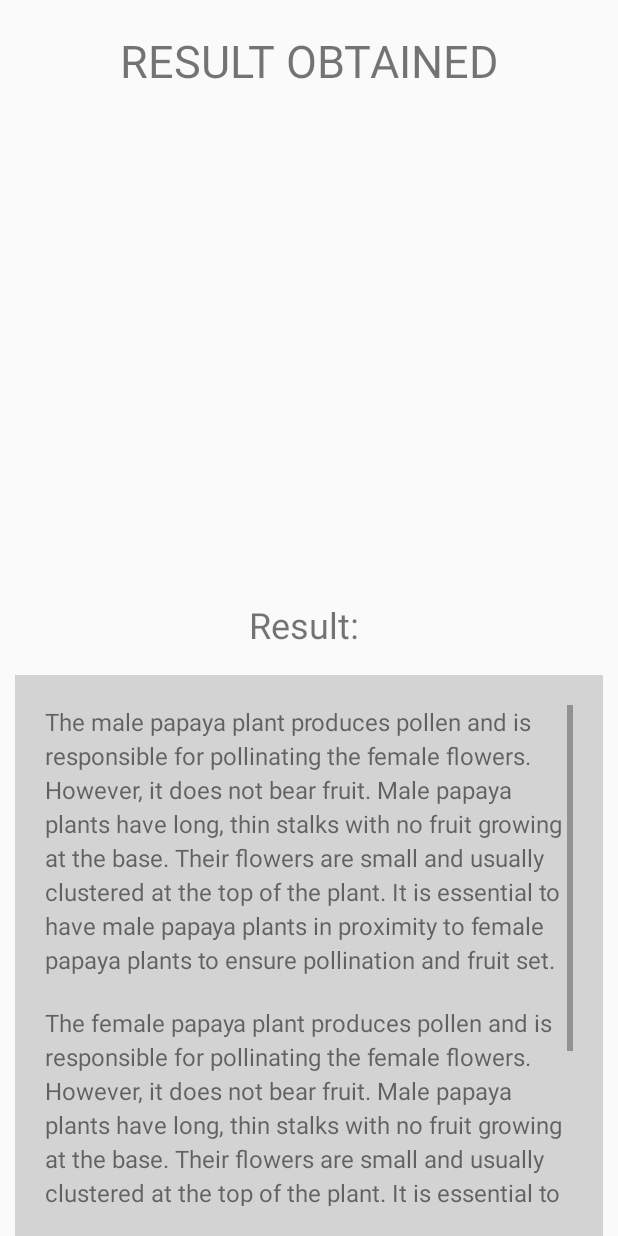
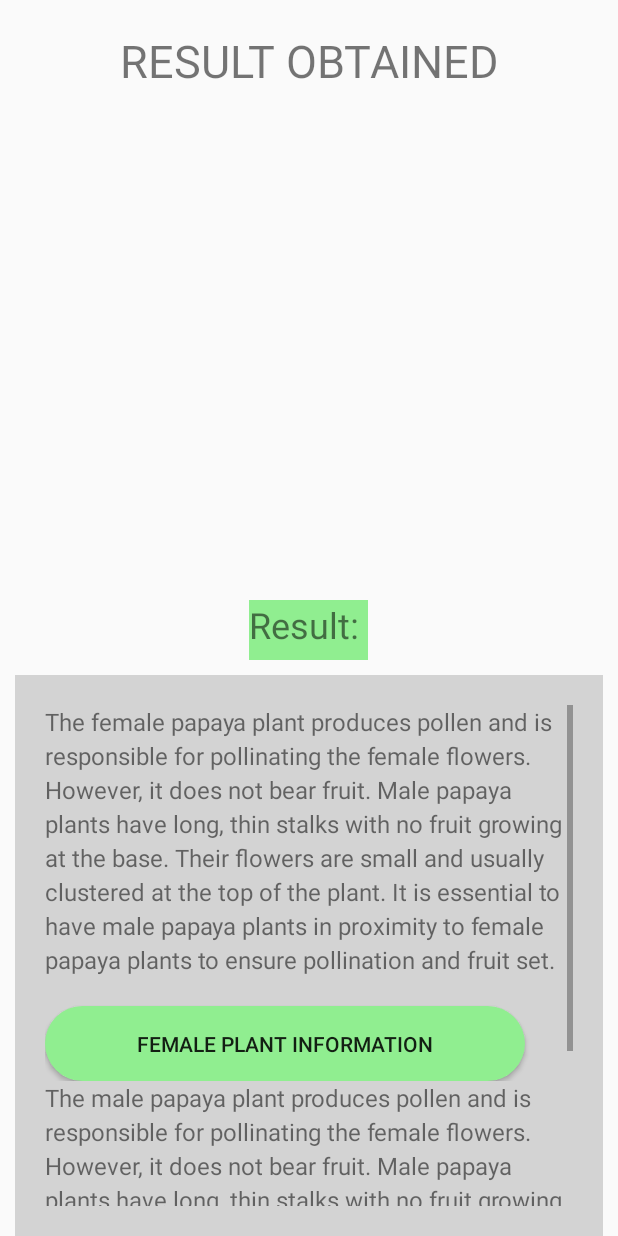
Before and after one commit to Deus2021/snake-detection, an Android app: the ViewResult screen opened directly, with no data from a screen before it, on a phone screen of 412 x 824 dp. Run offline under Robolectric (Android 15) with nearby library versions, the phone set to English and light mode, and no system bars.

Commit message:
commit-18-11

```diff
--- a/app/src/main/java/com/udom/myapplication/SetImage.java
+++ b/app/src/main/java/com/udom/myapplication/SetImage.java
@@ -124,6 +124,8 @@ public class SetImage extends AppCompatActivity {
                         TensorBuffer outputFeature0 = outputs.getOutputFeature0AsTensorBuffer();
 
                         result.setText(labels[getMax(outputFeature0.getFloatArray())]+" ");
+
+                        result.setVisibility(View.GONE);
 
                         int maxIndex = getMax(outputFeature0.getFloatArray());
                         // String resultText = String.valueOf(maxIndex);
--- a/app/src/main/java/com/udom/myapplication/ViewResult.java
+++ b/app/src/main/java/com/udom/myapplication/ViewResult.java
@@ -12,12 +12,15 @@ import android.view.View;
 import android.view.ViewOutlineProvider;
 import android.widget.Button;
 import android.widget.ImageView;
+import android.widget.LinearLayout;
 import android.widget.TextView;
 
 public class ViewResult extends AppCompatActivity {
 
     ImageView imageView;
     Button maleinfo, femaleinfo;
+
+    LinearLayout layoutfemale, layoutmale;
     TextView resultview;
 
     @SuppressLint("MissingInflatedId")
@@ -30,6 +33,10 @@ public class ViewResult extends AppCompatActivity {
         resultview  = findViewById(R.id.viewresult);
         maleinfo = findViewById(R.id.maleBtninfo);
         femaleinfo = findViewById(R.id.femaleBtninfo);
+
+        layoutfemale = findViewById(R.id.layoutfemale);
+        layoutmale  = findViewById(R.id.layoutmale);
+
 
         imageView.setOutlineProvider(new ViewOutlineProvider() {
             @Override
@@ -48,6 +55,15 @@ public class ViewResult extends AppCompatActivity {
         String result = intent.getStringExtra("result");
 
         resultview.setText(result);
+        String view = resultview.getText().toString();
+
+        if (view == "not papaya") {
+            layoutmale.setVisibility(View.GONE);
+            layoutfemale.setVisibility(View.VISIBLE);
+        } else if (view == "male") {
+            layoutfemale.setVisibility(View.GONE);
+            layoutmale.setVisibility(View.VISIBLE);
+        }
 
 
         maleinfo.setOnClickListener(new View.OnClickListener() {
--- a/app/src/main/res/layout/activity_male_info.xml
+++ b/app/src/main/res/layout/activity_male_info.xml
@@ -3,6 +3,7 @@
     android:layout_width="match_parent"
     android:layout_height="match_parent"
     xmlns:tools="http://schemas.android.com/tools"
+    tools:context=".MaleInfo"
     >
 
     <TextView
--- a/app/src/main/res/layout/activity_view_result.xml
+++ b/app/src/main/res/layout/activity_view_result.xml
@@ -23,7 +23,7 @@
         android:id="@+id/imageview"
         android:layout_centerHorizontal="true"
         android:layout_marginTop="20dp"
-        android:scaleType="centerCrop"
+        android:scaleType="fitXY"
         android:clipToOutline="true"
         />
     <LinearLayout
@@ -33,6 +33,7 @@
         android:layout_below="@id/imageview"
         android:orientation="horizontal"
         android:layout_centerHorizontal="true"
+        android:background="@color/light_green"
         android:layout_marginTop="20dp"
         >
         <TextView
@@ -66,14 +67,11 @@
             android:layout_width="match_parent"
             android:layout_height="match_parent"
             android:orientation="vertical">
-            <TextView
+            <LinearLayout
                 android:layout_width="match_parent"
-                android:layout_height="wrap_content"
-                android:id="@+id/information_male"
-                android:text="The male papaya plant produces pollen and is responsible for pollinating the female flowers. However, it does not bear fruit. Male papaya plants have long, thin stalks with no fruit growing at the base. Their flowers are small and usually clustered at the top of the plant. It is essential to have male papaya plants in proximity to female papaya plants to ensure pollination and fruit set."
-                android:textSize="16sp"
-                android:lineSpacingExtra="4dp"
-                android:layout_marginBottom="20dp" />
+                android:layout_height="match_parent"
+                android:id="@+id/layoutfemale"
+                android:orientation="vertical">
                 <TextView
                     android:layout_width="match_parent"
                     android:layout_height="wrap_content"
@@ -85,24 +83,39 @@
                 <Button
                     android:layout_width="320dp"
                     android:layout_height="50dp"
-                android:text="Male Plant Information"
+                    android:text="Female Plant Information"
                     android:layout_below="@id/information_female"
-                android:background="@drawable/button_normal"
-                android:id="@+id/maleBtninfo"
-                android:layout_marginTop="20dp"
-                android:layout_centerHorizontal="true"
-                />
-            <Button
-                android:layout_width="320dp"
-                android:layout_height="50dp"
-                android:text="Female Plant Information"
-                android:layout_below="@id/maleBtninfo"
                     android:background="@drawable/button_normal"
                     android:id="@+id/femaleBtninfo"
                     android:layout_marginTop="20dp"
                     android:layout_centerHorizontal="true"
                     />
             </LinearLayout>
+            <LinearLayout
+                android:layout_width="match_parent"
+                android:layout_height="match_parent"
+                android:id="@+id/layoutmale"
+                android:orientation="vertical">
+                <TextView
+                    android:layout_width="match_parent"
+                    android:layout_height="wrap_content"
+                    android:id="@+id/information_male"
+                    android:text="The male papaya plant produces pollen and is responsible for pollinating the female flowers. However, it does not bear fruit. Male papaya plants have long, thin stalks with no fruit growing at the base. Their flowers are small and usually clustered at the top of the plant. It is essential to have male papaya plants in proximity to female papaya plants to ensure pollination and fruit set."
+                    android:textSize="16sp"
+                    android:lineSpacingExtra="4dp"
+                    android:layout_marginBottom="20dp" />
+                <Button
+                    android:layout_width="320dp"
+                    android:layout_height="50dp"
+                    android:text="Male Plant Information"
+                    android:layout_below="@id/information_male"
+                    android:background="@drawable/button_normal"
+                    android:id="@+id/maleBtninfo"
+                    android:layout_marginTop="20dp"
+                    android:layout_centerHorizontal="true"
+                    />
+            </LinearLayout>
+        </LinearLayout>
 
     </ScrollView>
 
```
Also changed, not shown: app/src/main/java/com/udom/myapplication/MaleInfo.java (+8 -4 lines). Lines whose indentation alone changed are shown as unchanged.
